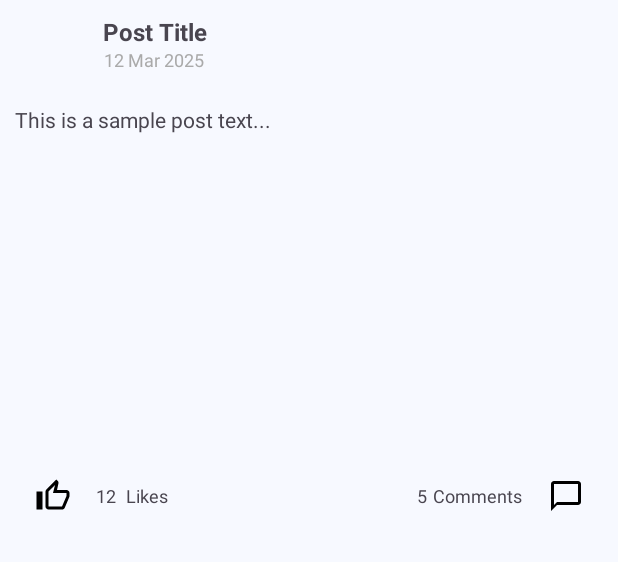
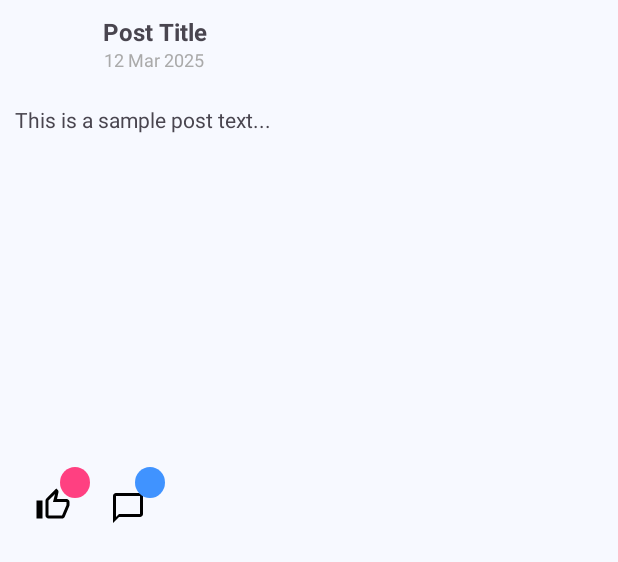
Before and after one commit to yoavdavid2/FitPal, an Android app: the layout post_list_row.xml on its own in the app's theme, with its tools: preview values and no code run, on a phone screen of 412 x 824 dp. Shown: the top 562 px of the screen. Run offline under Robolectric (Android 15) with nearby library versions, the phone set to English and light mode, and no system bars.

Commit message:
Fixed recyclerView & changed post UI

```diff
--- a/app/src/main/java/com/example/fitpal/PostListFragment.kt
+++ /dev/null
@@ -1,6 +0,0 @@
-package com.example.fitpal
-
-// TODO: Rename parameter arguments, choose names that match
-// the fragment initialization parameters, e.g. ARG_ITEM_NUMBER
-private const val ARG_PARAM1 = "param1"
-private const val ARG_PARAM2 = "param2"
--- a/app/src/main/java/com/example/fitpal/model/Model.kt
+++ b/app/src/main/java/com/example/fitpal/model/Model.kt
@@ -27,8 +27,9 @@ class Model private constructor() {
 
     private val database: AppLocalDbRepository = AppLocalDB.database
     private var executor = Executors.newSingleThreadExecutor()
-    private var mainHandler = HandlerCompat.createAsync(Looper.getMainLooper())
-    val posts: LiveData<List<Post>> = database.postDao().getAllPosts()
+
+    val posts: LiveData<List<Post>>
+        get() = database.postDao().getAllPosts()
     val loadingState: MutableLiveData<LoadingState> = MutableLiveData<LoadingState>()
 
     private val firebaseModel = FirebaseModel()
--- a/app/src/main/java/com/example/fitpal/model/dao/PostDao.kt
+++ b/app/src/main/java/com/example/fitpal/model/dao/PostDao.kt
@@ -1,6 +1,7 @@
 package com.example.fitpal.model.dao
 
 import androidx.lifecycle.LiveData
+import androidx.lifecycle.MutableLiveData
 import androidx.room.Dao
 import androidx.room.Delete
 import androidx.room.Insert
--- a/app/src/main/java/com/example/fitpal/PostsListViewModel.kt
+++ b/app/src/main/java/com/example/fitpal/viewmodels/PostsListViewModel.kt
@@ -1,4 +1,4 @@
-package com.example.fitpal
+package com.example.fitpal.viewmodels
 
 import androidx.lifecycle.LiveData
 import androidx.lifecycle.ViewModel
@@ -6,9 +6,9 @@ import com.example.fitpal.model.Model
 import com.example.fitpal.model.Post
 
 class PostsListViewModel: ViewModel() {
-    var posts: LiveData<List<Post>> = Model.shared.posts
+    val posts: LiveData<List<Post>> = Model.Companion.shared.posts
 
     fun refreshAllPosts() {
-        Model.shared.refreshAllPosts()
+        Model.Companion.shared.refreshAllPosts()
     }
 }
--- /dev/null
+++ b/app/src/main/res/drawable/badge_background.xml
@@ -0,0 +1,10 @@
+<?xml version="1.0" encoding="utf-8"?>
+<shape xmlns:android="http://schemas.android.com/apk/res/android"
+    android:shape="oval">
+    <solid android:color="#FF4081" />
+    <padding
+        android:bottom="2dp"
+        android:left="2dp"
+        android:right="2dp"
+        android:top="2dp" />
+</shape>
--- /dev/null
+++ b/app/src/main/res/drawable/badge_background_blue.xml
@@ -0,0 +1,10 @@
+<?xml version="1.0" encoding="utf-8"?>
+<shape xmlns:android="http://schemas.android.com/apk/res/android"
+    android:shape="oval">
+    <solid android:color="#4093FF" />
+    <padding
+        android:bottom="2dp"
+        android:left="2dp"
+        android:right="2dp"
+        android:top="2dp" />
+</shape>
--- a/app/src/main/res/layout/fragment_feed.xml
+++ b/app/src/main/res/layout/fragment_feed.xml
@@ -19,7 +19,7 @@
     <androidx.recyclerview.widget.RecyclerView
         android:id="@+id/recyclerView"
         android:layout_width="match_parent"
-        android:layout_height="wrap_content"
+        android:layout_height="match_parent"
         app:layout_constraintBottom_toBottomOf="parent"
         app:layout_constraintEnd_toEndOf="parent"
         app:layout_constraintStart_toStartOf="parent"
--- a/app/src/main/res/layout/post_list_row.xml
+++ b/app/src/main/res/layout/post_list_row.xml
@@ -4,6 +4,7 @@
     xmlns:tools="http://schemas.android.com/tools"
     android:layout_width="match_parent"
     android:layout_height="wrap_content"
+    android:layout_marginBottom="8dp"
     android:padding="10dp">
 
     <ImageView
@@ -75,7 +76,7 @@
         android:id="@+id/btnLike"
         android:layout_width="50dp"
         android:layout_height="50dp"
-        android:layout_marginTop="4dp"
+        android:layout_marginTop="8dp"
         android:background="?android:attr/selectableItemBackgroundBorderless"
         android:contentDescription="@string/like_button"
         android:padding="8dp"
@@ -84,62 +85,48 @@
         app:layout_constraintStart_toStartOf="parent"
         app:layout_constraintTop_toBottomOf="@id/postImage" />
 
+    <TextView
+        android:id="@+id/likesBadge"
+        android:layout_width="wrap_content"
+        android:layout_height="wrap_content"
+        android:background="@drawable/badge_background"
+        android:gravity="center"
+        android:minWidth="20dp"
+        android:paddingStart="4dp"
+        android:paddingTop="2dp"
+        android:paddingEnd="4dp"
+        android:paddingBottom="2dp"
+        android:textColor="@android:color/white"
+        android:textSize="12sp"
+        app:layout_constraintEnd_toEndOf="@id/btnLike"
+        app:layout_constraintTop_toTopOf="@id/btnLike" />
+
     <ImageButton
         android:id="@+id/btnComment"
         android:layout_width="50dp"
         android:layout_height="50dp"
-        android:layout_marginTop="4dp"
+        android:layout_marginTop="12dp"
         android:background="?android:attr/selectableItemBackgroundBorderless"
         android:contentDescription="@string/comments"
         android:padding="8dp"
         android:src="@drawable/ic_chat_selector"
-        app:layout_constraintBottom_toBottomOf="parent"
-        app:layout_constraintEnd_toEndOf="parent"
-        app:layout_constraintHorizontal_bias="1.0"
         app:layout_constraintStart_toEndOf="@+id/btnLike"
-        app:layout_constraintTop_toBottomOf="@id/postImage" />
+        app:layout_constraintTop_toBottomOf="@+id/postImage" />
 
     <TextView
-        android:id="@+id/likeCount"
+        android:id="@+id/commentsBadge"
         android:layout_width="wrap_content"
         android:layout_height="wrap_content"
-        android:layout_marginStart="4dp"
-        android:text="12 "
+        android:background="@drawable/badge_background_blue"
+        android:gravity="center"
+        android:minWidth="20dp"
+        android:paddingStart="4dp"
+        android:paddingTop="2dp"
+        android:paddingEnd="4dp"
+        android:paddingBottom="2dp"
+        android:textColor="@android:color/white"
         android:textSize="12sp"
-        app:layout_constraintBottom_toBottomOf="parent"
-        app:layout_constraintStart_toEndOf="@+id/btnLike"
-        app:layout_constraintTop_toBottomOf="@+id/postImage"
-        app:layout_constraintVertical_bias="0.552" />
-
-    <TextView
-        android:id="@+id/commentCount"
-        android:layout_width="wrap_content"
-        android:layout_height="wrap_content"
-        android:layout_marginEnd="4dp"
-        android:paddingStart="8dp"
-        android:text="5"
-        android:textSize="12sp"
-        app:layout_constraintBaseline_toBaselineOf="@+id/textView5"
-        app:layout_constraintEnd_toStartOf="@+id/textView5" />
-
-    <TextView
-        android:id="@+id/textView4"
-        android:layout_width="wrap_content"
-        android:layout_height="wrap_content"
-        android:layout_marginStart="4dp"
-        android:text="Likes"
-        android:textSize="12sp"
-        app:layout_constraintBaseline_toBaselineOf="@+id/likeCount"
-        app:layout_constraintStart_toEndOf="@+id/likeCount" />
-
-    <TextView
-        android:id="@+id/textView5"
-        android:layout_width="wrap_content"
-        android:layout_height="wrap_content"
-        android:layout_marginEnd="4dp"
-        android:text="Comments"
-        android:textSize="12sp"
-        app:layout_constraintBaseline_toBaselineOf="@+id/likeCount"
-        app:layout_constraintEnd_toStartOf="@+id/btnComment" />
+        app:layout_constraintBaseline_toBaselineOf="@+id/likesBadge"
+        app:layout_constraintEnd_toEndOf="@id/btnComment" />
 
 </androidx.constraintlayout.widget.ConstraintLayout>
```
Also changed, not shown: app/src/main/java/com/example/fitpal/FeedFragment.kt (+14 -20 lines), app/src/main/java/com/example/fitpal/adapter/PostViewHolder.kt (+56 -34 lines), app/src/main/java/com/example/fitpal/adapter/PostsAdapter.kt (deleted, +0 -73 lines), app/src/main/java/com/example/fitpal/adapter/PostsRecyclerAdapter.kt (+3 -24 lines), app/src/main/java/com/example/fitpal/model/Post.kt (+4 -4 lines), app/src/main/res/layout-land/fragment_feed.xml (deleted, +0 -14 lines).
